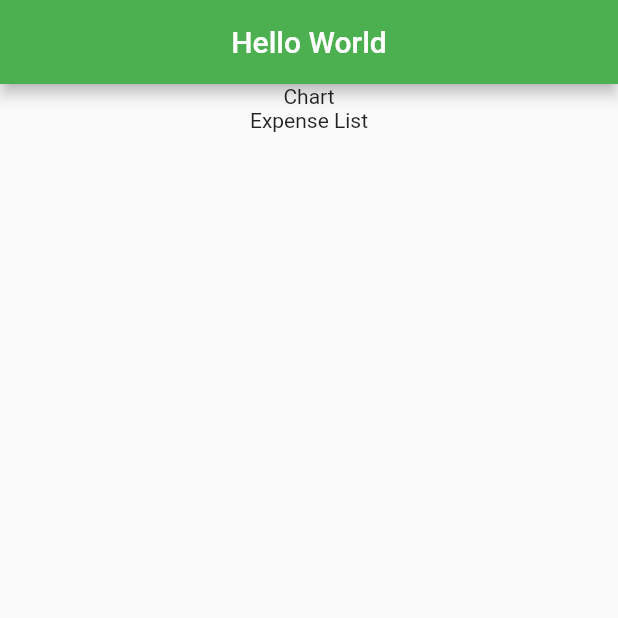
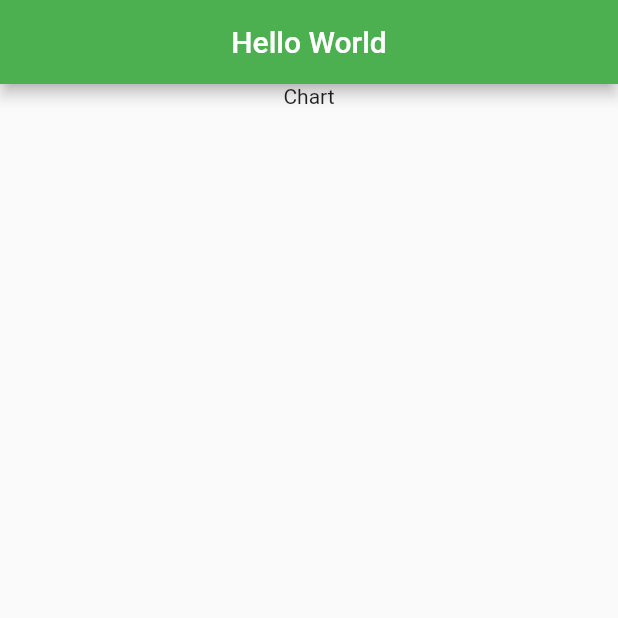
Before and after one commit to robertjmaneno/task-management-app, a Flutter app: the screen it shows after launch, on a phone screen of 412 x 824 dp, the top half of it. Run offline on Flutter 3.47's test engine with Material 2 defaults, Android fonts, the phone set to English and light mode, and no system bars.

Commit message:
i have added some modifications to the file

```diff
--- a/lib/main.dart
+++ b/lib/main.dart
@@ -12,7 +12,7 @@ class MyApp extends StatelessWidget {
   Widget build(BuildContext context) {
     return const MaterialApp(
       debugShowCheckedModeBanner: false,
-      title: 'Expense Tracker',
+      title: 'Task Managemnt app',
       home: HomePage(),
     );
   }
@@ -33,7 +33,6 @@ class HomePage extends StatelessWidget {
         child: Column(
           children: [
             Text('Chart'),
-            Text('Expense List'),
           ],
         ),
       ),
--- a/pubspec.yaml
+++ b/pubspec.yaml
@@ -59,9 +59,9 @@ flutter:
   uses-material-design: true
 
   # To add assets to your application, add an assets section, like this:
-  # assets:
-  #   - images/a_dot_burr.jpeg
-  #   - images/a_dot_ham.jpeg
+  assets:
+    - assets/images/
+
 
   # An image asset can refer to one or more resolution-specific "variants", see
   # https://flutter.dev/assets-and-images/#resolution-aware
```
Also changed, not shown: assets/images/task.png (added).
